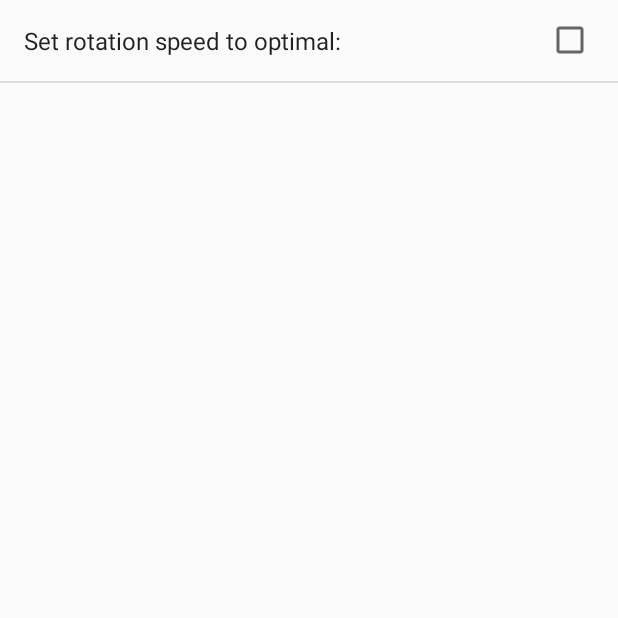
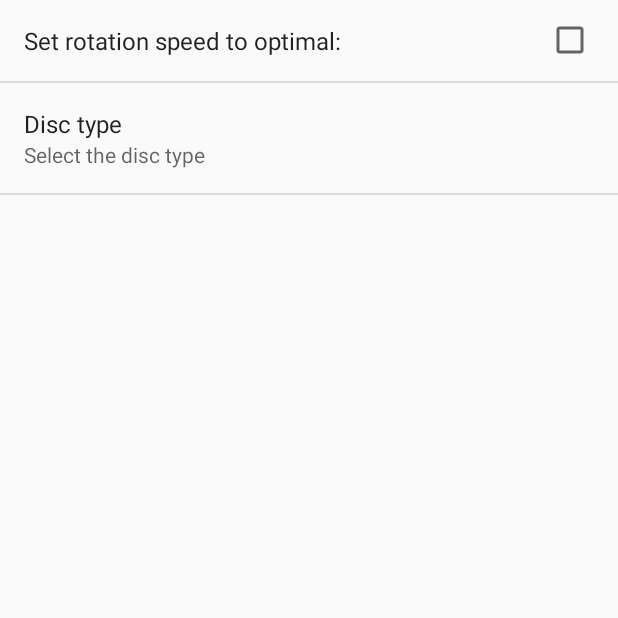
Before and after one commit to avoupavou/NewtonsDisc, an Android app: the screen it shows after launch (Settings), in the options menu, after a tap on "Settings", on a phone screen of 412 x 824 dp, the top half of it. Run offline under Robolectric (Android 15) with nearby library versions, the phone set to English and light mode, and no system bars.

Commit message:
Improvements 2
a) There are two disc and the user can select from the Settings which
one will be used
b) From About, Settings is available
c) Other minor changes (strings, information etc)

```diff
--- a/app/src/main/java/com/avoupavou/newtonsdisc/GlRenderer.java
+++ b/app/src/main/java/com/avoupavou/newtonsdisc/GlRenderer.java
@@ -22,7 +22,7 @@ import android.util.Log;
  */
 public class GlRenderer  implements GLSurfaceView.Renderer {
 
-    private static final String TAG = "GlRenderer";
+    //private static final String TAG = "GlRenderer";
     private Square 		square;		// the square
     private Context 	context;
     private float ultimateSpeed;
@@ -72,6 +72,7 @@ public class GlRenderer  implements GLSurfaceView.Renderer {
         gl.glRotatef(angle, 0, 0, 1);
         square.draw(gl);						// Draw the triangle
 
+        // slow down the disc
         if(speed>0)
             speed = speed - 0.01f*speed;
         else if (speed <0)
@@ -98,7 +99,6 @@ public class GlRenderer  implements GLSurfaceView.Renderer {
         sharedPref = PreferenceManager.getDefaultSharedPreferences(this.context);
         boolean speedOn = sharedPref.getBoolean("speed", false);
         if(!speedOn) ultimateSpeed=0;
-
     }
 
     @Override
--- a/app/src/main/java/com/avoupavou/newtonsdisc/MainActivity.java
+++ b/app/src/main/java/com/avoupavou/newtonsdisc/MainActivity.java
@@ -10,8 +10,6 @@ import android.view.View;
 
 
 public class MainActivity extends ActionBarActivity {
-
-    public float rotation_flag;
 
     @Override
     protected void onCreate(Bundle savedInstanceState) {
@@ -52,6 +50,7 @@ public class MainActivity extends ActionBarActivity {
         Intent toAbout = new Intent(MainActivity.this, About.class);
         startActivity(toAbout);
     }
+
     public void openSettings(){
         Intent toSettings = new Intent(MainActivity.this, Settings.class);
         startActivity(toSettings);
--- a/app/src/main/java/com/avoupavou/newtonsdisc/Settings.java
+++ b/app/src/main/java/com/avoupavou/newtonsdisc/Settings.java
@@ -1,30 +1,18 @@
 package com.avoupavou.newtonsdisc;
 
-import android.content.Context;
-import android.content.Intent;
-import android.content.SharedPreferences;
 import android.preference.PreferenceActivity;
-import android.support.v7.app.ActionBarActivity;
 import android.os.Bundle;
 import android.view.Menu;
-import android.view.MenuItem;
-import android.view.View;
-import android.widget.ToggleButton;
 
-import com.avoupavou.newtonsdisc.R;
 
 
 public class Settings extends PreferenceActivity {
-    public static final String KEY_PREF_SYNC_CONN = "pref_syncConnectionType";
-
-    private boolean speedOn;
+    //public static final String KEY_PREF_SYNC_CONN = "pref_syncConnectionType";
 
     @Override
     protected void onCreate(Bundle savedInstanceState) {
         super.onCreate(savedInstanceState);
         addPreferencesFromResource(R.xml.preferences);
-        speedOn=false;
-
     }
 
 
@@ -34,7 +22,4 @@ public class Settings extends PreferenceActivity {
         getMenuInflater().inflate(R.menu.menu_settings, menu);
         return true;
     }
-
-
-
 }
--- a/app/src/main/res/layout/activity_about.xml
+++ b/app/src/main/res/layout/activity_about.xml
@@ -6,7 +6,9 @@
     android:paddingBottom="@dimen/activity_vertical_margin"
     tools:context="com.avoupavou.newtonsdisc.About">
 
-    <TextView android:text="@string/About" android:layout_width="wrap_content"
+    <TextView android:text="@string/About"
+        android:id="@+id/textView"
+        android:layout_width="wrap_content"
         android:layout_height="wrap_content" />
 
 </RelativeLayout>
--- a/app/src/main/res/layout/activity_main.xml
+++ b/app/src/main/res/layout/activity_main.xml
@@ -19,7 +19,7 @@
         android:layout_width="wrap_content"
         android:layout_height="wrap_content"
         android:textAppearance="?android:attr/textAppearanceMedium"
-        android:text="Some Text goes here"
+        android:text="@string/creators"
         android:id="@+id/textView2"
         android:layout_marginTop="42dp"
         android:layout_below="@+id/textView"
@@ -28,7 +28,7 @@
     <Button
         android:layout_width="wrap_content"
         android:layout_height="wrap_content"
-        android:text="@string/wheel_button"
+        android:text="@string/start_button"
         android:id="@+id/button"
         android:layout_below="@+id/textView2"
         android:layout_centerHorizontal="true"
--- a/app/src/main/res/layout/activity_my_glrenderer.xml
+++ b/app/src/main/res/layout/activity_my_glrenderer.xml
@@ -4,7 +4,7 @@
     android:paddingRight="@dimen/activity_horizontal_margin"
     android:paddingTop="@dimen/activity_vertical_margin"
     android:paddingBottom="@dimen/activity_vertical_margin"
-    tools:context="com.example.pantazis.newtonwheel.MyGLRenderer">
+    tools:context="com.avoupavou.newtonsdisc.MyGLRenderer">
 
     <TextView android:text="@string/hello_world" android:layout_width="wrap_content"
         android:layout_height="wrap_content" />
--- a/app/src/main/res/layout/activity_my_glsurface_view.xml
+++ b/app/src/main/res/layout/activity_my_glsurface_view.xml
@@ -4,7 +4,7 @@
     android:paddingRight="@dimen/activity_horizontal_margin"
     android:paddingTop="@dimen/activity_vertical_margin"
     android:paddingBottom="@dimen/activity_vertical_margin"
-    tools:context="com.example.pantazis.newtonwheel.MyGLSurfaceView">
+    tools:context="com.avoupavou.newtondisc.MyGLSurfaceView">
 
     <TextView android:text="@string/hello_world" android:layout_width="wrap_content"
         android:layout_height="wrap_content" />
--- a/app/src/main/res/layout/activity_open_gl.xml
+++ b/app/src/main/res/layout/activity_open_gl.xml
@@ -4,7 +4,7 @@
     android:paddingRight="@dimen/activity_horizontal_margin"
     android:paddingTop="@dimen/activity_vertical_margin"
     android:paddingBottom="@dimen/activity_vertical_margin"
-    tools:context="com.example.pantazis.newtonwheel.OpenGLActivity">
+    tools:context="com.avoupavou.newtonsdisc.OpenGLActivity">
 
     <TextView android:text="@string/hello_world" android:layout_width="wrap_content"
         android:layout_height="wrap_content" />
--- a/app/src/main/res/menu/menu_settings.xml
+++ b/app/src/main/res/menu/menu_settings.xml
@@ -1,7 +1,7 @@
 <menu xmlns:android="http://schemas.android.com/apk/res/android"
     xmlns:app="http://schemas.android.com/apk/res-auto"
     xmlns:tools="http://schemas.android.com/tools"
-    tools:context="com.example.pantazis.newtonwheel.Settings">
+    tools:context="com.avoupavou.newtonsdisc.Settings">
     <item android:id="@+id/action_settings" android:title="@string/action_settings"
         android:orderInCategory="100" app:showAsAction="never" />
 </menu>
--- /dev/null
+++ b/app/src/main/res/values/array.xml
@@ -0,0 +1,11 @@
+<?xml version="1.0" encoding="utf-8"?>
+<resources>
+    <string-array name="listArray">
+        <item>Solid disc</item>
+        <item>Ring disc</item>
+    </string-array>
+    <string-array name="listValues">
+        <item>1</item>
+        <item>2</item>
+    </string-array>
+</resources>
--- a/app/src/main/res/xml/preferences.xml
+++ b/app/src/main/res/xml/preferences.xml
@@ -1,7 +1,18 @@
 <?xml version="1.0" encoding="utf-8"?>
     <PreferenceScreen xmlns:android="http://schemas.android.com/apk/res/android">
         <CheckBoxPreference
+            android:id="@+id/speed"
             android:key="speed"
             android:title="@string/speed_setting_button"
             android:defaultValue="false" />
+
+        <ListPreference
+            android:id="@+id/disc_type"
+            android:title="Disc type"
+            android:summary="Select the disc type"
+            android:key="discType"
+            android:defaultValue="1"
+            android:entries="@array/listArray"
+            android:entryValues="@array/listValues" />
+
     </PreferenceScreen>
```
Also changed, not shown: app/src/main/AndroidManifest.xml (+10 -5 lines), app/src/main/java/com/avoupavou/newtonsdisc/About.java (+7 -1 lines), app/src/main/java/com/avoupavou/newtonsdisc/Square.java (+22 -3 lines), app/src/main/res/values/strings.xml (+12 -4 lines), app/src/main/res/drawable/disc.jpg (renamed from app/src/main/res/drawable/wheel_2.jpg), app/src/main/res/drawable/disc1.png (added), app/src/main/res/drawable/disc_logo.png (added), app/src/main/res/drawable/wheel1.png (deleted).
